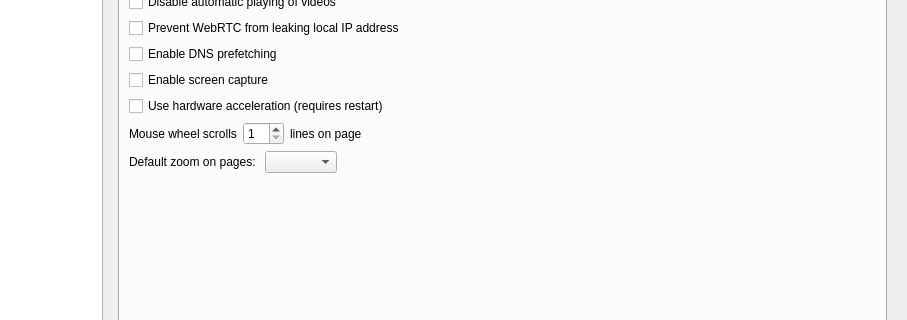
Old version of the form src/lib/preferences/preferences.ui in the repository RandyMcMillan/falkon; both pictures show x 128 to 1035 and y 326 to 646 of the 1035 by 727 pixel window.
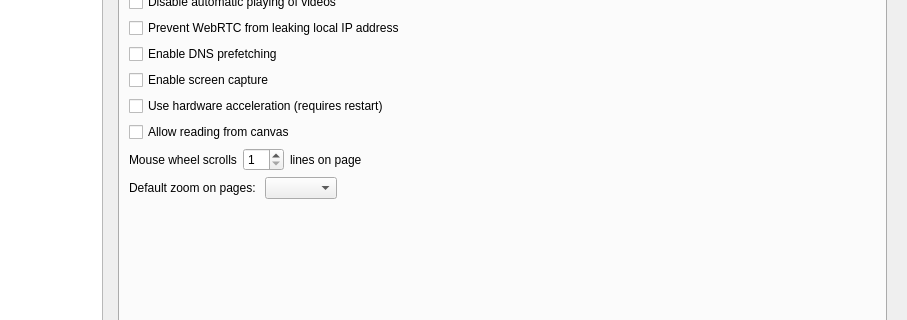
New version of the form. The open tabs and pages were chosen to show the change. Custom widgets are drawn as their Qt base class.

Commit message: Add "ReadingFromCanvasEnabled" to global settings

```diff
--- a/src/lib/preferences/preferences.ui
+++ b/src/lib/preferences/preferences.ui
@@ -1131,6 +1131,13 @@
                    </property>
                   </widget>
                  </item>
+                 <item>
+                  <widget class="QCheckBox" name="readingFromCanvasEnabled">
+                   <property name="text">
+                    <string>Allow reading from canvas</string>
+                   </property>
+                  </widget>
+                 </item>
                 </layout>
                </item>
                <item row="2" column="0">
```
The commit also changes 2 other files.
